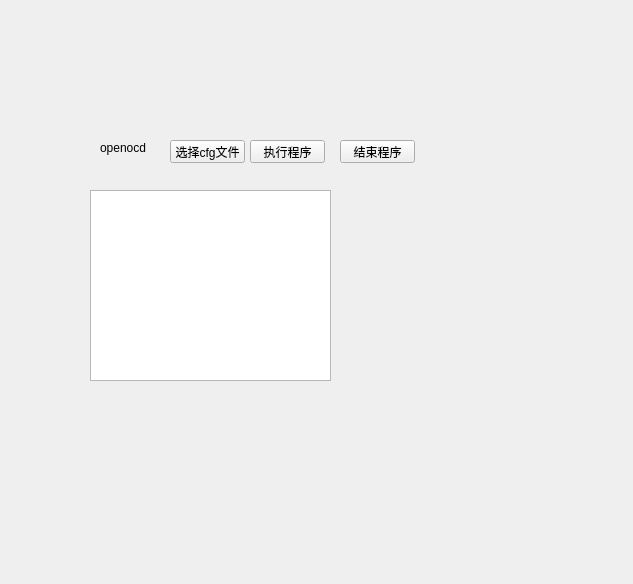
Qt form src/new_wight.ui (panxin-2000/openocd_display) before a commit.
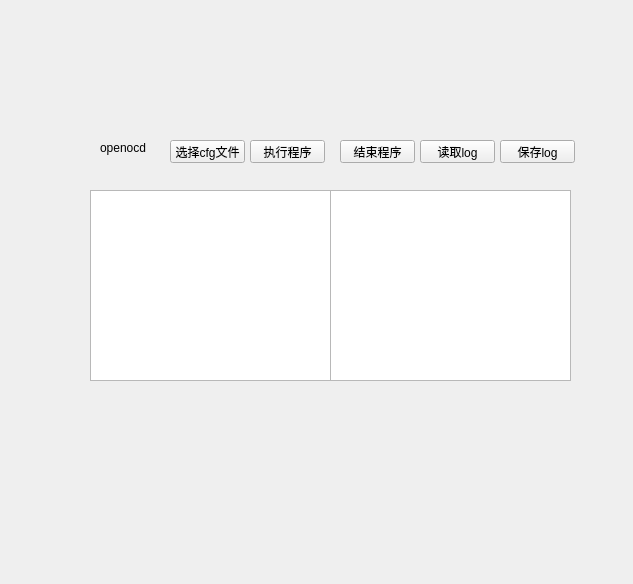
The same form after that commit.

The edit to the form file:
```diff
--- a/src/new_wight.ui
+++ b/src/new_wight.ui
@@ -75,6 +75,42 @@
     <string>结束程序</string>
    </property>
   </widget>
+  <widget class="QPlainTextEdit" name="rtt_result">
+   <property name="geometry">
+    <rect>
+     <x>330</x>
+     <y>190</y>
+     <width>241</width>
+     <height>191</height>
+    </rect>
+   </property>
+  </widget>
+  <widget class="QPushButton" name="readin_rtt">
+   <property name="geometry">
+    <rect>
+     <x>420</x>
+     <y>140</y>
+     <width>75</width>
+     <height>23</height>
+    </rect>
+   </property>
+   <property name="text">
+    <string>读取log</string>
+   </property>
+  </widget>
+  <widget class="QPushButton" name="save_rtt">
+   <property name="geometry">
+    <rect>
+     <x>500</x>
+     <y>140</y>
+     <width>75</width>
+     <height>23</height>
+    </rect>
+   </property>
+   <property name="text">
+    <string>保存log</string>
+   </property>
+  </widget>
  </widget>
  <resources/>
  <connections/>
```
Left out of the diff: 2 changed lines with no effect on the pictures.
